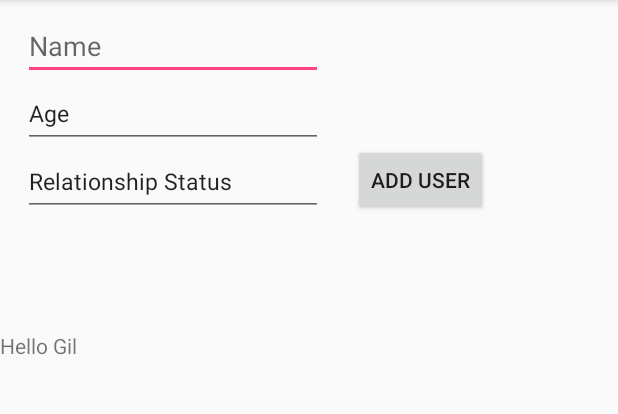
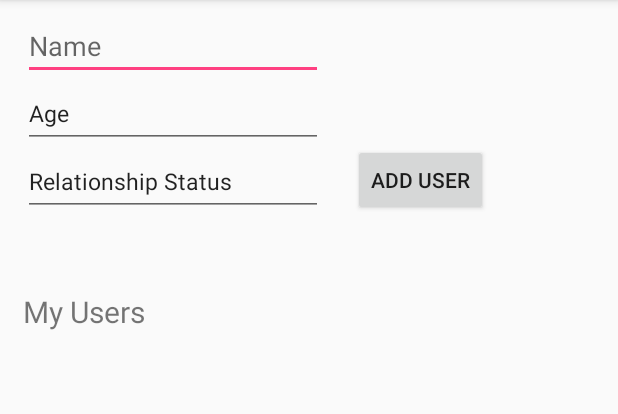
Before and after one commit to HoGil/firebase-contacts, an Android app: the screen it shows after launch (MainActivity), on a phone screen of 412 x 824 dp, the part 84-498 px from its top. Run offline under Robolectric (Android 15) with nearby library versions, the phone set to English and light mode, and no system bars; our stand-ins replace Firebase (no records; nobody signed in at launch, a user with empty details on screens opened directly); 2 statements that could not run were skipped.

```diff
--- a/app/build.gradle
+++ b/app/build.gradle
@@ -20,10 +20,12 @@ android {
 }
 
 dependencies {
-    compile fileTree(dir: 'libs', include: ['*.jar'])
+    compile fileTree(include: ['*.jar'], dir: 'libs')
     testCompile 'junit:junit:4.12'
     compile 'com.android.support:appcompat-v7:24.2.1'
     compile 'com.google.firebase:firebase-database:9.8.0'
+    compile 'com.android.support:recyclerview-v7:24.2.1'
+    compile 'com.firebaseui:firebase-ui-database:0.4.0'
 }
 
 apply plugin: 'com.google.gms.google-services'
--- a/app/src/main/AndroidManifest.xml
+++ b/app/src/main/AndroidManifest.xml
@@ -14,6 +14,7 @@
 
                 <category android:name="android.intent.category.LAUNCHER" />
             </intent-filter>
+
         </activity>
     </application>
 
--- a/app/src/main/java/com/example/gilho/buildthree/Backend.java
+++ b/app/src/main/java/com/example/gilho/buildthree/Backend.java
@@ -2,17 +2,22 @@ package com.example.gilho.buildthree;
 
 import android.provider.ContactsContract;
 
+import com.google.firebase.database.DataSnapshot;
 import com.google.firebase.database.DatabaseReference;
 import com.google.firebase.database.FirebaseDatabase;
+
+import java.util.ArrayList;
 
 /**
  * Created by gilho on 11/12/16.
  */
 public class Backend {
 
-    FirebaseDatabase database;
-    DatabaseReference userRef;
+    private FirebaseDatabase database;
+    private DatabaseReference userRef;
     public static int userCounter = 1;
+    private ArrayList<Person> userList;
+    private DataSnapshot snapshot;
 
     public Backend() {
 
@@ -31,5 +36,12 @@ public class Backend {
         userCounter++;
     }
 
+    public DatabaseReference getDatabaseReference() {
+        return userRef;
+    }
+
+
+
+
 
 }
--- a/app/src/main/java/com/example/gilho/buildthree/ListFragment.java
+++ b/app/src/main/java/com/example/gilho/buildthree/ListFragment.java
@@ -2,11 +2,17 @@ package com.example.gilho.buildthree;
 
 import android.os.Bundle;
 import android.support.v4.app.Fragment;
+import android.support.v7.widget.LinearLayoutManager;
+import android.support.v7.widget.RecyclerView;
 import android.view.LayoutInflater;
 import android.view.View;
 import android.view.ViewGroup;
 import android.widget.EditText;
 import android.widget.TextView;
+
+import com.firebase.ui.database.FirebaseRecyclerAdapter;
+import com.google.firebase.database.DatabaseReference;
+import com.google.firebase.database.FirebaseDatabase;
 
 import org.w3c.dom.Text;
 
@@ -15,18 +21,87 @@ import org.w3c.dom.Text;
  */
 public class ListFragment extends Fragment {
 
+    // iv for header
     private TextView mText;
+
+    // iv for recyclerview
+    private RecyclerView mRecyclerView;
+    private LinearLayoutManager mLinearLayoutManager;
+
+    // firebase
+    private Backend controller;
+    private FirebaseDatabase mFirebaseDatabase;
+    private DatabaseReference mFirebaseDatabaseReference;
+    private FirebaseRecyclerAdapter<Person, ViewHolder> mFirebaseAdapter;
+
+    // view holder
+    private static class ViewHolder extends RecyclerView.ViewHolder {
+
+        private TextView mName;
+        private TextView mAge;
+        private TextView mStatus;
+
+        public ViewHolder(View v) {
+            super(v);
+            mName = (TextView)itemView.findViewById(R.id.view_name);
+            mAge = (TextView)itemView.findViewById(R.id.view_age);
+            mStatus = (TextView)itemView.findViewById(R.id.view_status);
+        }
+
+    }
 
     public View onCreateView(LayoutInflater inflater, ViewGroup container, Bundle savedInstanceState) {
 
         View v = inflater.inflate(R.layout.fragment_list, container, false);
-
         mText = (TextView)v.findViewById(R.id.test);
 
+        // recyclerview stuff
+        mRecyclerView = (RecyclerView)v.findViewById(R.id.list_recycler);
+        mLinearLayoutManager = new LinearLayoutManager(getActivity());
+        mLinearLayoutManager.setStackFromEnd(false);
+        mRecyclerView.setLayoutManager(mLinearLayoutManager);
+        controller = new Backend();
+        mFirebaseDatabaseReference = controller.getDatabaseReference();
+        mFirebaseAdapter = new FirebaseRecyclerAdapter<Person, ViewHolder>(Person.class, R.layout.individual_view, ViewHolder.class, mFirebaseDatabaseReference) {
+            @Override
+            protected void populateViewHolder(ViewHolder viewHolder, Person model, int position) {
+
+                viewHolder.mName.setText("Name: " + model.getName());
+                viewHolder.mAge.setText("Age: " + model.getAge());
+
+                if (model.isSingle()) {
+                    viewHolder.mStatus.setText("Relationship Status: Single");
+                } else {
+                    viewHolder.mStatus.setText("Relationship Status: In a Relationship");
+                }
+            }
+        };
+
+        // data observer
+        mFirebaseAdapter.registerAdapterDataObserver(new RecyclerView.AdapterDataObserver() {
+
+            @Override
+            public void onItemRangeInserted(int positionStart, int itemCount) {
+                super.onItemRangeInserted(positionStart, itemCount);
+                int userCount = mFirebaseAdapter.getItemCount();
+                int lastVisiblePosition = mLinearLayoutManager.findLastCompletelyVisibleItemPosition();
+                if (lastVisiblePosition == -1 || (positionStart >= (userCount - 1) && lastVisiblePosition == (positionStart -1))) {
+                    mRecyclerView.scrollToPosition(positionStart);
+                }
+
+
+            } // onItemRangeInserted ends
+
+        }); // registerDataObserver ends
+
+        mRecyclerView.setLayoutManager(mLinearLayoutManager);
+        mRecyclerView.setAdapter(mFirebaseAdapter);
 
         return v;
     }
 
 
 
+
+
 }
--- a/app/src/main/res/layout/activity_main.xml
+++ b/app/src/main/res/layout/activity_main.xml
@@ -8,7 +8,7 @@
         android:id="@+id/entry_view"
         android:layout_width="match_parent"
         android:layout_height="0dp"
-        android:layout_weight="1.21" />
+        android:layout_weight="0.98" />
 
     <fragment
         android:name="com.example.gilho.buildthree.ListFragment"
--- a/app/src/main/res/layout/fragment_list.xml
+++ b/app/src/main/res/layout/fragment_list.xml
@@ -5,8 +5,17 @@
 
     <TextView
         android:id="@+id/test"
+        android:layout_width="wrap_content"
+        android:layout_height="wrap_content"
+        android:text="My Users"
+        android:textSize="20dp"
+        android:layout_marginLeft="15dp"
+        android:layout_marginTop="5dp" />
+
+    <android.support.v7.widget.RecyclerView
+        android:id="@+id/list_recycler"
+        android:layout_height="match_parent"
         android:layout_width="match_parent"
-        android:layout_height="match_parent"
-        android:text="Hello Gil"/>
+        />
 
 </LinearLayout>
```
Also changed, not shown: app/src/main/res/layout/individual_view.xml (added, +41 -0 lines).
